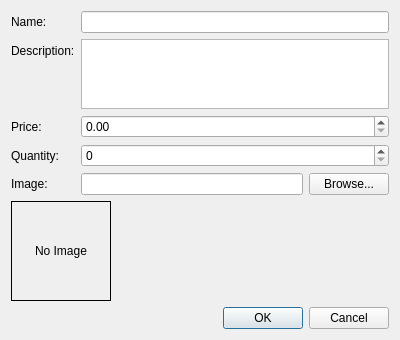
First picture: the form in productdialog.ui, repository NoureddineDRIOUECH/POS, before the edit.
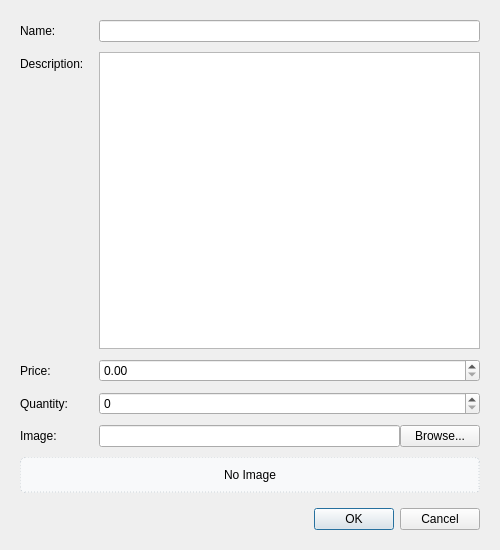
Second picture: the form after the edit.

Patch:
```diff
--- a/productdialog.ui
+++ b/productdialog.ui
@@ -6,16 +6,37 @@
    <rect>
     <x>0</x>
     <y>0</y>
-    <width>400</width>
-    <height>300</height>
+    <width>500</width>
+    <height>550</height>
    </rect>
   </property>
   <property name="windowTitle">
    <string>Add/Edit Product</string>
   </property>
   <layout class="QVBoxLayout" name="verticalLayout">
+   <property name="spacing">
+    <number>15</number>
+   </property>
+   <property name="leftMargin">
+    <number>20</number>
+   </property>
+   <property name="topMargin">
+    <number>20</number>
+   </property>
+   <property name="rightMargin">
+    <number>20</number>
+   </property>
+   <property name="bottomMargin">
+    <number>20</number>
+   </property>
    <item>
     <layout class="QFormLayout" name="formLayout">
+     <property name="horizontalSpacing">
+      <number>15</number>
+     </property>
+     <property name="verticalSpacing">
+      <number>10</number>
+     </property>
      <item row="0" column="0">
       <widget class="QLabel" name="nameLabel">
        <property name="text">
@@ -34,7 +55,14 @@
       </widget>
      </item>
      <item row="1" column="1">
-      <widget class="QTextEdit" name="descriptionEdit"/>
+      <widget class="QTextEdit" name="descriptionEdit">
+       <property name="minimumSize">
+        <size>
+         <width>0</width>
+         <height>80</height>
+        </size>
+       </property>
+      </widget>
      </item>
      <item row="2" column="0">
       <widget class="QLabel" name="priceLabel">
@@ -79,20 +107,13 @@
      </item>
      <item row="5" column="0" colspan="2">
       <widget class="QLabel" name="imagePreviewLabel">
-       <property name="minimumSize">
-        <size>
-         <width>100</width>
-         <height>100</height>
-        </size>
-       </property>
-       <property name="maximumSize">
-        <size>
-         <width>100</width>
-         <height>100</height>
-        </size>
-       </property>
-       <property name="frameShape">
-        <enum>QFrame::Box</enum>
+       <property name="styleSheet">
+        <string notr="true">#imagePreviewLabel {
+    border: 1px dashed #ced4da;
+    background-color: #f8f9fa;
+    border-radius: 5px;
+    padding: 10px;
+}</string>
        </property>
        <property name="text">
         <string>No Image</string>
```
Left out of the diff: 3 changed lines with no effect on the pictures.
